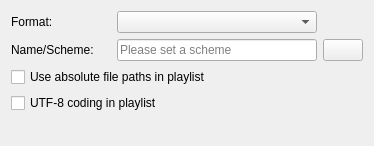
This is dialogs/profiledataplaylistwidgetUI.ui in KDE/audex as Qt 5 draws it before an edit. The edited form follows.
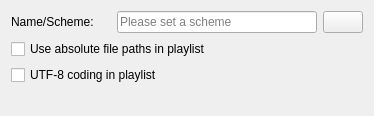
This is the edited form. Custom widgets are drawn as their Qt base class.

```diff
--- a/dialogs/profiledataplaylistwidgetUI.ui
+++ b/dialogs/profiledataplaylistwidgetUI.ui
@@ -7,27 +7,11 @@
     <x>0</x>
     <y>0</y>
     <width>374</width>
-    <height>146</height>
+    <height>116</height>
    </rect>
   </property>
   <layout class="QGridLayout" name="gridLayout">
    <item row="0" column="0">
-    <widget class="QLabel" name="label_format">
-     <property name="minimumSize">
-      <size>
-       <width>100</width>
-       <height>0</height>
-      </size>
-     </property>
-     <property name="text">
-      <string>Format:</string>
-     </property>
-    </widget>
-   </item>
-   <item row="0" column="1">
-    <widget class="KComboBox" name="kcombobox_format"/>
-   </item>
-   <item row="1" column="0">
     <widget class="QLabel" name="label_scheme">
      <property name="minimumSize">
       <size>
@@ -40,31 +24,31 @@
      </property>
     </widget>
    </item>
-   <item row="1" column="1">
+   <item row="0" column="1">
     <widget class="QLineEdit" name="qlineedit_scheme">
      <property name="placeholderText">
       <string>Please set a scheme</string>
      </property>
     </widget>
    </item>
-   <item row="1" column="2">
+   <item row="0" column="2">
     <widget class="QPushButton" name="kpushbutton_scheme"/>
    </item>
-   <item row="2" column="0" colspan="2">
+   <item row="1" column="0" colspan="2">
     <widget class="QCheckBox" name="checkBox_abs_file_path">
      <property name="text">
       <string>Use absolute file paths in playlist</string>
      </property>
     </widget>
    </item>
-   <item row="3" column="0" colspan="2">
+   <item row="2" column="0" colspan="2">
     <widget class="QCheckBox" name="checkBox_utf8">
      <property name="text">
       <string>UTF-8 coding in playlist</string>
      </property>
     </widget>
    </item>
-   <item row="4" column="1">
+   <item row="3" column="1">
     <spacer name="verticalSpacer">
      <property name="orientation">
       <enum>Qt::Vertical</enum>
@@ -79,13 +63,6 @@
    </item>
   </layout>
  </widget>
- <customwidgets>
-  <customwidget>
-   <class>KComboBox</class>
-   <extends>QComboBox</extends>
-   <header>kcombobox.h</header>
-  </customwidget>
- </customwidgets>
  <resources/>
  <connections/>
 </ui>
```
Left out of the diff: 4 changed lines with no effect on the pictures.
